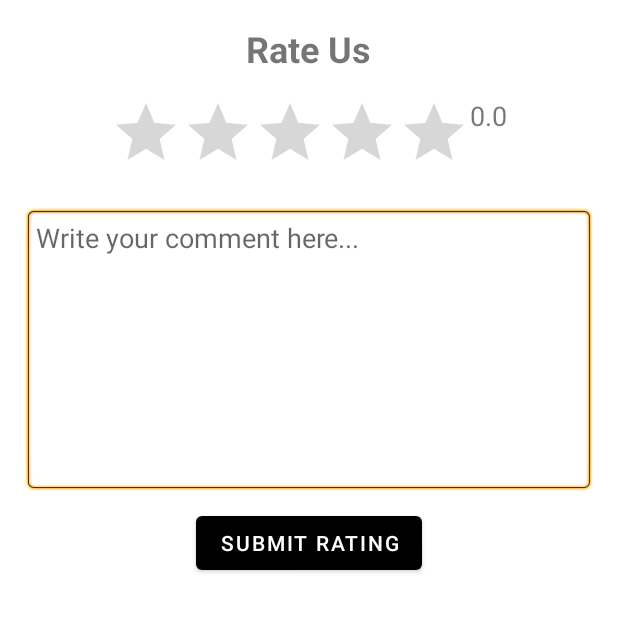
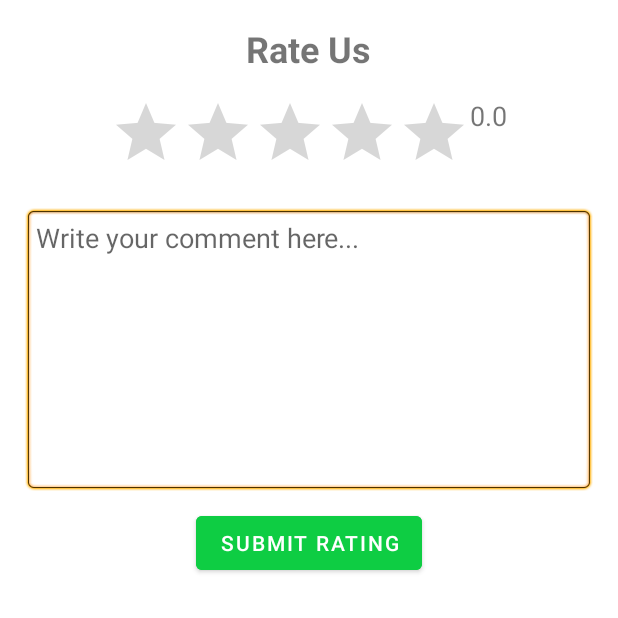
Before and after one commit to sun01822/BoroBhai--An-informational-application-for-beginner-programmer, an Android app: the RateUsActivity screen opened directly, with no data from a screen before it, on a phone screen of 412 x 824 dp, the top half of it. Run offline under Robolectric (Android 15) with nearby library versions, the phone set to English and light mode, and no system bars; our stand-ins replace CircleImageView, Firebase (no records; nobody signed in at launch, a user with empty details on screens opened directly); pictures from the network do not load.

Commit message:
Button color changed

```diff
--- a/app/src/main/res/layout/activity_rate_us.xml
+++ b/app/src/main/res/layout/activity_rate_us.xml
@@ -67,6 +67,7 @@
             android:layout_height="wrap_content"
             android:layout_gravity="center"
             android:layout_marginTop="10dp"
+            android:backgroundTint="@color/myColor"
             android:text="Submit Rating" />
 
         <!-- RecyclerView to show ratings data -->
```
